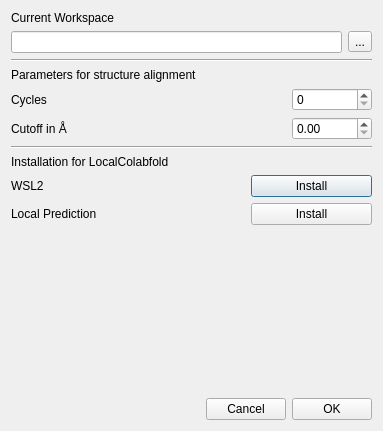
The window that pyssa/gui/ui/forms/dlgSettingsGlobal.ui (urban233/PySSA) describes before a commit, drawn with Qt 5.
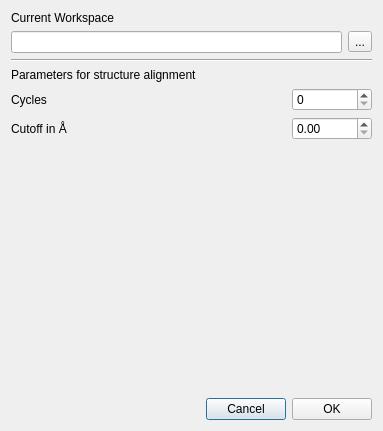
The same window after the commit.

Commit message: fix: removed wsl2 and local colabfold installation method from global settings

```diff
--- a/pyssa/gui/ui/forms/dlgSettingsGlobal.ui
+++ b/pyssa/gui/ui/forms/dlgSettingsGlobal.ui
@@ -99,72 +99,6 @@
      </item>
     </layout>
    </item>
-   <item>
-    <layout class="QVBoxLayout" name="verticalLayout">
-     <item>
-      <widget class="Line" name="line_2">
-       <property name="orientation">
-        <enum>Qt::Horizontal</enum>
-       </property>
-      </widget>
-     </item>
-     <item>
-      <widget class="QLabel" name="label">
-       <property name="text">
-        <string>Installation for LocalColabfold</string>
-       </property>
-      </widget>
-     </item>
-    </layout>
-   </item>
-   <item>
-    <layout class="QHBoxLayout" name="horizontalLayout">
-     <item>
-      <widget class="QLabel" name="lbl_wsl2">
-       <property name="text">
-        <string>WSL2</string>
-       </property>
-      </widget>
-     </item>
-     <item>
-      <widget class="QPushButton" name="btn_install_wsl2">
-       <property name="maximumSize">
-        <size>
-         <width>121</width>
-         <height>16777215</height>
-        </size>
-       </property>
-       <property name="text">
-        <string>Install</string>
-       </property>
-      </widget>
-     </item>
-    </layout>
-   </item>
-   <item>
-    <layout class="QHBoxLayout" name="horizontalLayout_3">
-     <item>
-      <widget class="QLabel" name="lbl_local_prediction">
-       <property name="text">
-        <string>Local Prediction</string>
-       </property>
-      </widget>
-     </item>
-     <item>
-      <widget class="QPushButton" name="btn_install_local_prediction">
-       <property name="maximumSize">
-        <size>
-         <width>121</width>
-         <height>16777215</height>
-        </size>
-       </property>
-       <property name="text">
-        <string>Install</string>
-       </property>
-      </widget>
-     </item>
-    </layout>
-   </item>
    <item>
     <spacer name="verticalSpacer">
      <property name="orientation">
```
The commit also changes 7 other files.
